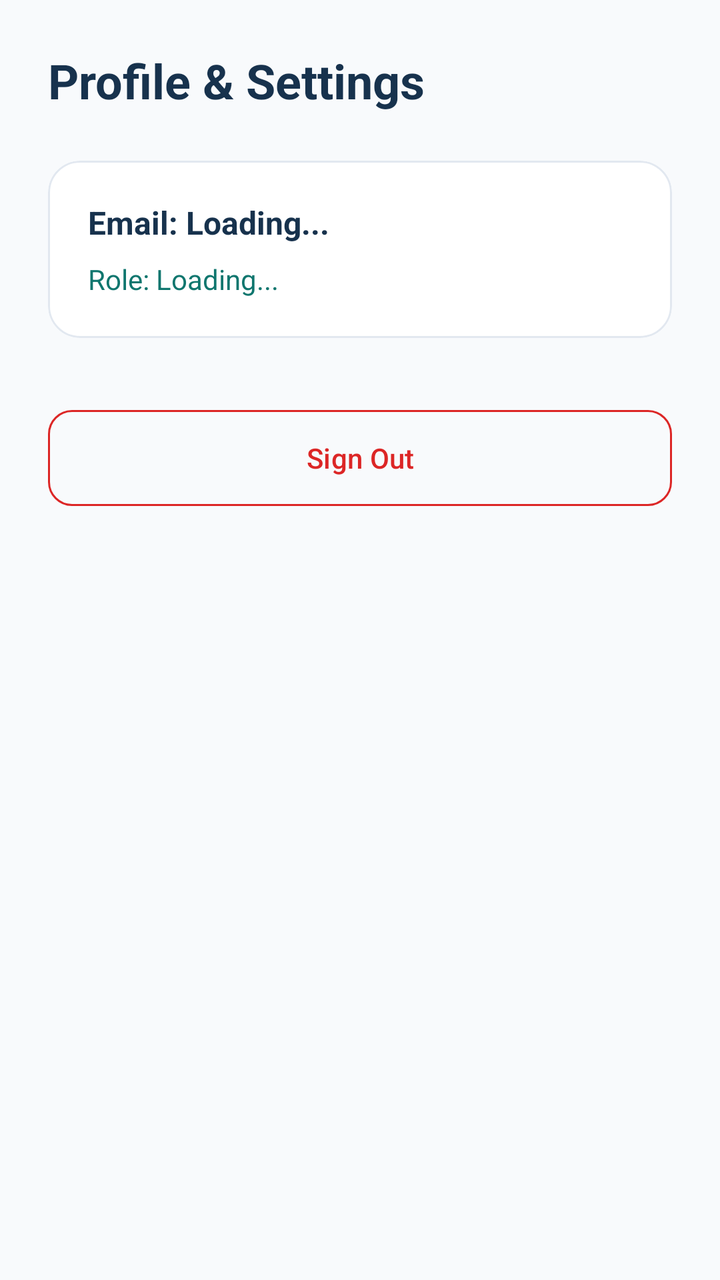
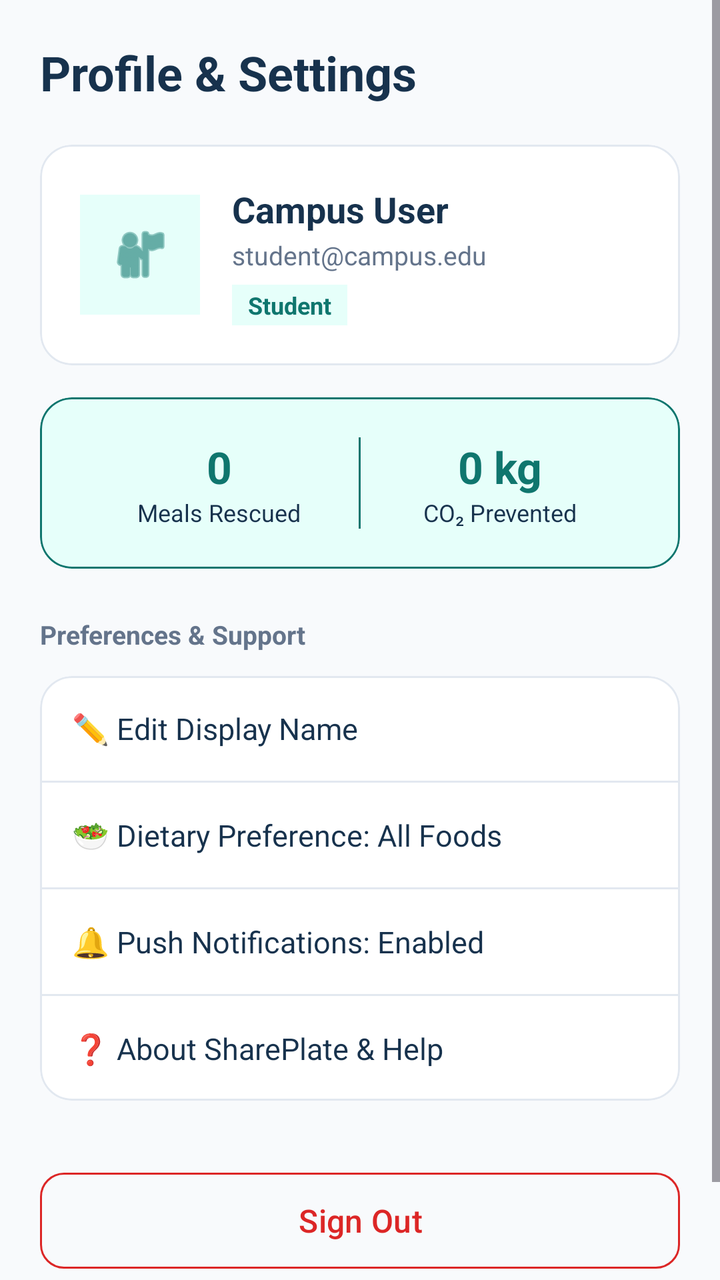

The first picture is an Android layout as it rendered before a commit; the second is the same layout after the commit. The layout source and the unified diff follow.
<!-- AndroidManifest.xml: application theme Theme.SharePlate -->
<!-- res/layout/fragment_profile_settings.xml -->
<?xml version="1.0" encoding="utf-8"?>
<LinearLayout xmlns:android="http://schemas.android.com/apk/res/android"
    xmlns:app="http://schemas.android.com/apk/res-auto"
    android:layout_width="match_parent"
    android:layout_height="match_parent"
    android:background="@color/surface_bg"
    android:orientation="vertical"
    android:padding="24dp">

    <TextView
        android:layout_width="wrap_content"
        android:layout_height="wrap_content"
        android:text="Profile &amp; Settings"
        android:textColor="@color/dark_navy"
        android:textSize="24sp"
        android:textStyle="bold" />

    <com.google.android.material.card.MaterialCardView
        android:layout_width="match_parent"
        android:layout_height="wrap_content"
        android:layout_marginTop="24dp"
        app:cardBackgroundColor="@color/white"
        app:cardCornerRadius="16dp"
        app:strokeColor="@color/border_color"
        app:strokeWidth="1dp">

        <LinearLayout
            android:layout_width="match_parent"
            android:layout_height="wrap_content"
            android:orientation="vertical"
            android:padding="20dp">

            <TextView
                android:id="@+id/tvUserEmail"
                android:layout_width="wrap_content"
                android:layout_height="wrap_content"
                android:text="Email: Loading..."
                android:textColor="@color/dark_navy"
                android:textSize="16sp"
                android:textStyle="bold" />

            <TextView
                android:id="@+id/tvUserRole"
                android:layout_width="wrap_content"
                android:layout_height="wrap_content"
                android:layout_marginTop="8dp"
                android:text="Role: Loading..."
                android:textColor="@color/primary_teal"
                android:textSize="14sp" />

        </LinearLayout>
    </com.google.android.material.card.MaterialCardView>

    <com.google.android.material.button.MaterialButton
        android:id="@+id/btnSignOut"
        style="@style/Widget.Material3.Button.OutlinedButton"
        android:layout_width="match_parent"
        android:layout_height="56dp"
        android:layout_marginTop="32dp"
        android:text="Sign Out"
        android:textColor="#DC2626"
        app:cornerRadius="12dp"
        app:strokeColor="#DC2626" />

</LinearLayout>
<!-- resources referenced by this layout -->
<resources>
  <color name="border_color">#E2E8F0</color>
  <color name="dark_navy">#17324D</color>
  <color name="primary_teal">#0F766E</color>
  <color name="surface_bg">#F8FAFC</color>
  <color name="white">#FFFFFF</color>
  <style name="Theme.SharePlate" parent="Base.Theme.SharePlate" />
  <style name="Base.Theme.SharePlate" parent="Theme.Material3.DayNight.NoActionBar">
          <item name="colorPrimary">@color/primary_teal</item>
          <item name="colorSecondary">@color/dark_navy</item>
          <item name="android:colorBackground">@color/surface_bg</item>
          <item name="colorSurface">@color/white</item>
      </style>
</resources>

<!-- the commit's change to res/layout/fragment_profile_settings.xml (unified diff, before → after) -->
@@ -1,65 +1,269 @@
 <?xml version="1.0" encoding="utf-8"?>
-<LinearLayout xmlns:android="http://schemas.android.com/apk/res/android"
+<ScrollView xmlns:android="http://schemas.android.com/apk/res/android"
     xmlns:app="http://schemas.android.com/apk/res-auto"
     android:layout_width="match_parent"
     android:layout_height="match_parent"
     android:background="@color/surface_bg"
-    android:orientation="vertical"
-    android:padding="24dp">
-
-    <TextView
-        android:layout_width="wrap_content"
-        android:layout_height="wrap_content"
-        android:text="Profile &amp; Settings"
-        android:textColor="@color/dark_navy"
-        android:textSize="24sp"
-        android:textStyle="bold" />
-
-    <com.google.android.material.card.MaterialCardView
+    android:fillViewport="true">
+
+    <LinearLayout
         android:layout_width="match_parent"
         android:layout_height="wrap_content"
-        android:layout_marginTop="24dp"
-        app:cardBackgroundColor="@color/white"
-        app:cardCornerRadius="16dp"
-        app:strokeColor="@color/border_color"
-        app:strokeWidth="1dp">
-
-        <LinearLayout
-            android:layout_width="match_parent"
-            android:layout_height="wrap_content"
-            android:orientation="vertical"
-            android:padding="20dp">
-
-            <TextView
-                android:id="@+id/tvUserEmail"
-                android:layout_width="wrap_content"
+        android:orientation="vertical"
+        android:padding="20dp">
+
+        <TextView
+            android:layout_width="wrap_content"
+            android:layout_height="wrap_content"
+            android:text="Profile &amp; Settings"
+            android:textColor="@color/dark_navy"
+            android:textSize="24sp"
+            android:textStyle="bold" />
+
+        
+        <com.google.android.material.card.MaterialCardView
+            android:layout_width="match_parent"
+            android:layout_height="wrap_content"
+            android:layout_marginTop="20dp"
+            app:cardBackgroundColor="@color/white"
+            app:cardCornerRadius="16dp"
+            app:strokeColor="@color/border_color"
+            app:strokeWidth="1dp">
+
+            <LinearLayout
+                android:layout_width="match_parent"
                 android:layout_height="wrap_content"
-                android:text="Email: Loading..."
-                android:textColor="@color/dark_navy"
-                android:textSize="16sp"
-                android:textStyle="bold" />
-
-            <TextView
-                android:id="@+id/tvUserRole"
-                android:layout_width="wrap_content"
+                android:gravity="center_vertical"
+                android:orientation="horizontal"
+                android:padding="20dp">
+
+                <ImageView
+                    android:layout_width="60dp"
+                    android:layout_height="60dp"
+                    android:background="@color/mint_bg"
+                    android:contentDescription="User Avatar"
+                    android:padding="14dp"
+                    android:src="@android:drawable/ic_menu_myplaces"
+                    app:tint="@color/primary_teal" />
+
+                <LinearLayout
+                    android:layout_width="0dp"
+                    android:layout_height="wrap_content"
+                    android:layout_marginStart="16dp"
+                    android:layout_weight="1"
+                    android:orientation="vertical">
+
+                    <TextView
+                        android:id="@+id/tvUserName"
+                        android:layout_width="match_parent"
+                        android:layout_height="wrap_content"
+                        android:text="Campus User"
+                        android:textColor="@color/dark_navy"
+                        android:textSize="18sp"
+                        android:textStyle="bold" />
+
+                    <TextView
+                        android:id="@+id/tvUserEmail"
+                        android:layout_width="match_parent"
+                        android:layout_height="wrap_content"
+                        android:layout_marginTop="2dp"
+                        android:text="student@campus.edu"
+                        android:textColor="@color/text_secondary"
+                        android:textSize="13sp" />
+
+                    <TextView
+                        android:id="@+id/tvUserRole"
+                        android:layout_width="wrap_content"
+                        android:layout_height="wrap_content"
+                        android:layout_marginTop="6dp"
+                        android:background="@color/mint_bg"
+                        android:paddingHorizontal="8dp"
+                        android:paddingVertical="2dp"
+                        android:text="Student"
+                        android:textColor="@color/primary_teal"
+                        android:textSize="12sp"
+                        android:textStyle="bold" />
+                </LinearLayout>
+            </LinearLayout>
+        </com.google.android.material.card.MaterialCardView>
+
+        
+        <com.google.android.material.card.MaterialCardView
+            android:layout_width="match_parent"
+            android:layout_height="wrap_content"
+            android:layout_marginTop="16dp"
+            app:cardBackgroundColor="@color/mint_bg"
+            app:cardCornerRadius="16dp"
+            app:strokeColor="@color/primary_teal"
+            app:strokeWidth="1dp">
+
+            <LinearLayout
+                android:layout_width="match_parent"
                 android:layout_height="wrap_content"
-                android:layout_marginTop="8dp"
-                android:text="Role: Loading..."
-                android:textColor="@color/primary_teal"
-                android:textSize="14sp" />
-
-        </LinearLayout>
-    </com.google.android.material.card.MaterialCardView>
-
-    <com.google.android.material.button.MaterialButton
-        android:id="@+id/btnSignOut"
-        style="@style/Widget.Material3.Button.OutlinedButton"
-        android:layout_width="match_parent"
-        android:layout_height="56dp"
-        android:layout_marginTop="32dp"
-        android:text="Sign Out"
-        android:textColor="#DC2626"
-        app:cornerRadius="12dp"
-        app:strokeColor="#DC2626" />
-
-</LinearLayout>
+                android:baselineAligned="false"
+                android:orientation="horizontal"
+                android:padding="20dp">
+
+                <LinearLayout
+                    android:layout_width="0dp"
+                    android:layout_height="wrap_content"
+                    android:layout_weight="1"
+                    android:gravity="center"
+                    android:orientation="vertical">
+
+                    <TextView
+                        android:id="@+id/tvProfileStat1Value"
+                        android:layout_width="wrap_content"
+                        android:layout_height="wrap_content"
+                        android:text="0"
+                        android:textColor="@color/primary_teal"
+                        android:textSize="22sp"
+                        android:textStyle="bold" />
+
+                    <TextView
+                        android:id="@+id/tvProfileStat1Label"
+                        android:layout_width="wrap_content"
+                        android:layout_height="wrap_content"
+                        android:text="Meals Rescued"
+                        android:textColor="@color/dark_navy"
+                        android:textSize="12sp" />
+                </LinearLayout>
+
+                <View
+                    android:layout_width="1dp"
+                    android:layout_height="match_parent"
+                    android:background="@color/primary_teal" />
+
+                <LinearLayout
+                    android:layout_width="0dp"
+                    android:layout_height="wrap_content"
+                    android:layout_weight="1"
+                    android:gravity="center"
+                    android:orientation="vertical">
+
+                    <TextView
+                        android:id="@+id/tvProfileStat2Value"
+                        android:layout_width="wrap_content"
+                        android:layout_height="wrap_content"
+                        android:text="0 kg"
+                        android:textColor="@color/primary_teal"
+                        android:textSize="22sp"
+                        android:textStyle="bold" />
+
+                    <TextView
+                        android:id="@+id/tvProfileStat2Label"
+                        android:layout_width="wrap_content"
+                        android:layout_height="wrap_content"
+                        android:text="CO₂ Prevented"
+                        android:textColor="@color/dark_navy"
+                        android:textSize="12sp" />
+                </LinearLayout>
+            </LinearLayout>
+        </com.google.android.material.card.MaterialCardView>
+
+        
+        <TextView
+            android:layout_width="wrap_content"
+            android:layout_height="wrap_content"
+            android:layout_marginTop="24dp"
+            android:text="Preferences &amp; Support"
+            android:textColor="@color/text_secondary"
+            android:textSize="13sp"
+            android:textStyle="bold" />
+
+        <com.google.android.material.card.MaterialCardView
+            android:layout_width="match_parent"
+            android:layout_height="wrap_content"
+            android:layout_marginTop="12dp"
+            app:cardBackgroundColor="@color/white"
+            app:cardCornerRadius="16dp"
+            app:strokeColor="@color/border_color"
+            app:strokeWidth="1dp">
+
+            <LinearLayout
+                android:layout_width="match_parent"
+                android:layout_height="wrap_content"
+                android:orientation="vertical">
+
+                <TextView
+                    android:id="@+id/tvSettingEditProfile"
+                    android:layout_width="match_parent"
+                    android:layout_height="wrap_content"
+                    android:background="?attr/selectableItemBackground"
+                    android:padding="16dp"
+                    android:text="✏️ Edit Display Name"
+                    android:textColor="@color/dark_navy"
+                    android:textSize="15sp" />
+
+                <View
+                    android:layout_width="match_parent"
+                    android:layout_height="1dp"
+                    android:background="@color/border_color" />
+
+                <TextView
+                    android:id="@+id/tvSettingDiet"
+                    android:layout_width="match_parent"
+                    android:layout_height="wrap_content"
+                    android:background="?attr/selectableItemBackground"
+                    android:padding="16dp"
+                    android:text="🥗 Dietary Preference: All Foods"
+                    android:textColor="@color/dark_navy"
+                    android:textSize="15sp" />
+
+                <View
+                    android:layout_width="match_parent"
+                    android:layout_height="1dp"
+                    android:background="@color/border_color" />
+
+                <TextView
+                    android:id="@+id/tvSettingNotifications"
+                    android:layout_width="match_parent"
+                    android:layout_height="wrap_content"
+                    android:background="?attr/selectableItemBackground"
+                    android:padding="16dp"
+                    android:text="🔔 Push Notifications: Enabled"
+                    android:textColor="@color/dark_navy"
+                    android:textSize="15sp" />
+
+                <View
+                    android:layout_width="match_parent"
+                    android:layout_height="1dp"
+                    android:background="@color/border_color" />
+
+                <TextView
+                    android:id="@+id/tvSettingHelp"
+                    android:layout_width="match_parent"
+                    android:layout_height="wrap_content"
+                    android:background="?attr/selectableItemBackground"
+                    android:padding="16dp"
+                    android:text="❓ About SharePlate &amp; Help"
+                    android:textColor="@color/dark_navy"
+                    android:textSize="15sp" />
+
+            </LinearLayout>
+        </com.google.android.material.card.MaterialCardView>
+
+        
+        <com.google.android.material.button.MaterialButton
+            android:id="@+id/btnSignOut"
+            style="@style/Widget.Material3.Button.OutlinedButton"
+            android:layout_width="match_parent"
+            android:layout_height="56dp"
+            android:layout_marginTop="32dp"
+            android:text="Sign Out"
+            android:textColor="#DC2626"
+            android:textSize="16sp"
+            app:cornerRadius="12dp"
+            app:strokeColor="#DC2626" />
+
+        <TextView
+            android:layout_width="wrap_content"
+            android:layout_height="wrap_content"
+            android:layout_gravity="center"
+            android:layout_marginTop="20dp"
+            android:text="SharePlate v1.0.0 Pro • Campus Sustainability"
+            android:textColor="@color/text_secondary"
+            android:textSize="11sp" />
+
+    </LinearLayout>
+</ScrollView>
<!-- resource entries referenced after the edit -->
@@ -2,8 +2,10 @@
 <resources>
   <color name="border_color">#E2E8F0</color>
   <color name="dark_navy">#17324D</color>
+  <color name="mint_bg">#E6FFFA</color>
   <color name="primary_teal">#0F766E</color>
   <color name="surface_bg">#F8FAFC</color>
+  <color name="text_secondary">#64748B</color>
   <color name="white">#FFFFFF</color>
   <style name="Theme.SharePlate" parent="Base.Theme.SharePlate" />
   <style name="Base.Theme.SharePlate" parent="Theme.Material3.DayNight.NoActionBar">
